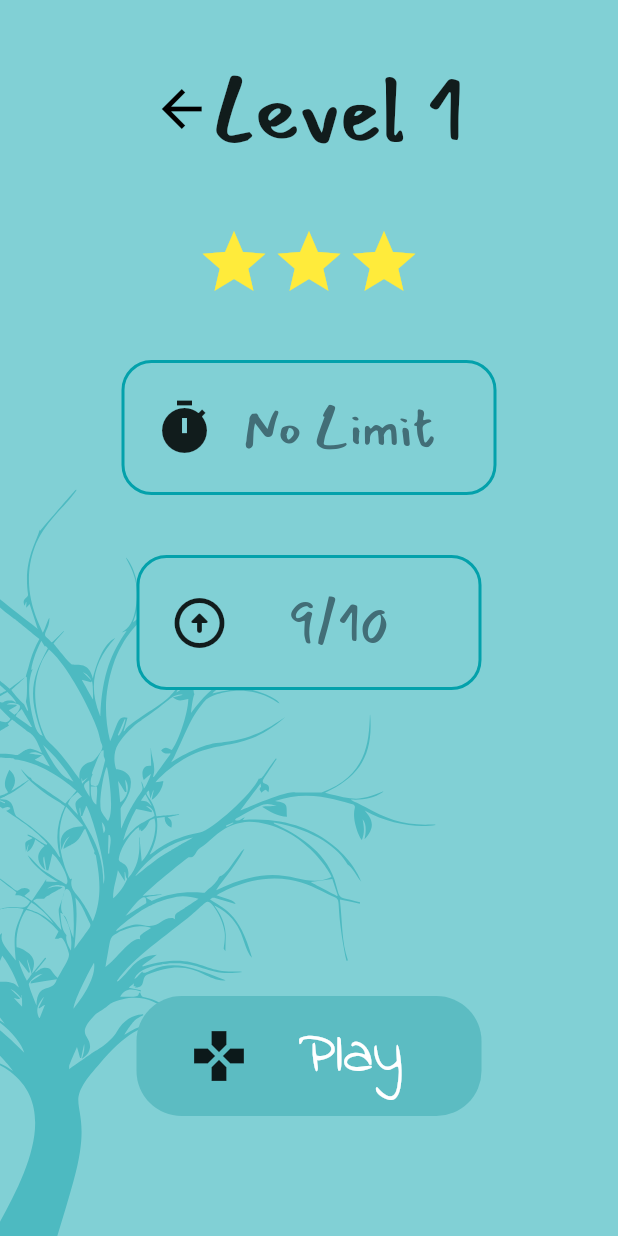
After one commit to brunogrcsada/digitdash, a Flutter app: the screen it shows after launch, after a tap on an icon or button, on a phone screen of 412 x 824 dp. The commit adds this screen. Run offline on Flutter 3.47's test engine with Material 2 defaults, Android fonts, the phone set to English and light mode, and no system bars; our stand-ins replace flutter_svg, path_drawing.

Commit message:
Improved map curves, static level preview screen
To ensure that the bezier curves were different between each level, I had to create static curve templates which I store within the levels list. Furthermore, I began development on the level preview screen, yet the only current functionality is for the user to navigate back to the levels page.

```diff
--- /dev/null
+++ b/lib/gameplay/preview.dart
@@ -0,0 +1,198 @@
+//Packages
+import 'package:flutter/material.dart';
+import 'package:flutter_svg/flutter_svg.dart';
+
+//Components
+import '../levels.dart';
+
+class LevelPreview extends StatefulWidget {
+  final Level level;
+
+  LevelPreview({Key? key, required this.level}) : super(key: key);
+
+  @override
+  _LevelPreviewState createState() => _LevelPreviewState(level: this.level);
+}
+
+class _LevelPreviewState extends State<LevelPreview> {
+  final Level? level;
+  _LevelPreviewState({this.level});
+
+  @override
+  Widget build(BuildContext context) {
+    return Scaffold(
+      backgroundColor: level?.background,
+      body: SafeArea(
+          child: Stack(
+        children: [
+          Positioned(
+            top: -250.0,
+            right: 100.0,
+            left: -280.0,
+            child: SvgPicture.asset("assets/tree-2750366.svg",
+                color: Color.fromRGBO(77, 186, 193, 1)),
+          ),
+          Column(
+            children: [
+              Container(
+                margin: const EdgeInsets.only(top: 40),
+                child:
+                    Row(mainAxisAlignment: MainAxisAlignment.center, children: [
+                  GestureDetector(
+                    onTap: () {
+                      Navigator.pop(context);
+                    },
+                    child: Icon(
+                      Icons.arrow_back,
+                      color: Colors.black,
+                      size: 40,
+                    ),
+                  ),
+                  Text(
+                    "Level 1",
+                    style: new TextStyle(fontFamily: 'Mansalva', fontSize: 60),
+                  ),
+                ]),
+              ),
+              Container(
+                margin: const EdgeInsets.only(top: 45),
+                child: Row(
+                  mainAxisAlignment: MainAxisAlignment.center,
+                  children: [
+                    Icon(
+                      Icons.star,
+                      size: 50,
+                      color: Colors.yellow,
+                    ),
+                    Icon(
+                      Icons.star,
+                      size: 50,
+                      color: Colors.yellow,
+                    ),
+                    Icon(
+                      Icons.star,
+                      size: 50,
+                      color: Colors.yellow,
+                    )
+                  ],
+                ),
+              ),
+              Column(
+                children: [
+                  Container(
+                    constraints: BoxConstraints(maxWidth: 250),
+                    margin: const EdgeInsets.only(top: 40, bottom: 40),
+                    width: double.infinity,
+                    height: 90,
+                    decoration: BoxDecoration(
+                      color: level?.background,
+                      shape: BoxShape.rectangle,
+                      border: Border.all(
+                          color: Color.fromRGBO(3, 161, 171, 1), width: 2),
+                      borderRadius: BorderRadius.all(Radius.circular(20)),
+                    ),
+                    child: Container(
+                      margin: const EdgeInsets.only(left: 20, right: 20),
+                      child: Row(
+                        children: [
+                          Icon(
+                            Icons.timer,
+                            size: 40,
+                          ),
+                          Expanded(
+                            child: Center(
+                              child: Text(
+                                "No Limit",
+                                style: new TextStyle(
+                                    fontFamily: "Mansalva",
+                                    fontSize: 35,
+                                    color: Color.fromRGBO(66, 110, 119, 1)),
+                              ),
+                            ),
+                          )
+                        ],
+                      ),
+                    ),
+                  ),
+                  Container(
+                    constraints: BoxConstraints(maxWidth: 230),
+                    margin: const EdgeInsets.only(top: 0, bottom: 40),
+                    width: double.infinity,
+                    height: 90,
+                    decoration: BoxDecoration(
+                      color: level?.background,
+                      shape: BoxShape.rectangle,
+                      border: Border.all(
+                          color: Color.fromRGBO(3, 161, 171, 1), width: 2),
+                      borderRadius: BorderRadius.all(Radius.circular(20)),
+                    ),
+                    child: Container(
+                      margin: const EdgeInsets.only(left: 20, right: 20),
+                      child: Row(
+                        children: [
+                          Icon(
+                            Icons.arrow_circle_up_rounded,
+                            size: 40,
+                          ),
+                          Expanded(
+                            child: Center(
+                              child: Text(
+                                "9/10",
+                                style: new TextStyle(
+                                    fontFamily: "Mansalva",
+                                    fontSize: 35,
+                                    color: Color.fromRGBO(66, 110, 119, 1)),
+                              ),
+                            ),
+                          )
+                        ],
+                      ),
+                    ),
+                  ),
+                ],
+              ),
+              Expanded(
+                child: Align(
+                  alignment: Alignment.bottomCenter,
+                  child: Container(
+                    margin: const EdgeInsets.only(bottom: 80),
+                    constraints: BoxConstraints(maxWidth: 230),
+                    width: double.infinity,
+                    height: 80,
+                    decoration: BoxDecoration(
+                      color: Color.fromRGBO(92, 188, 194, 1),
+                      shape: BoxShape.rectangle,
+                      borderRadius: BorderRadius.all(Radius.circular(30)),
+                    ),
+                    child: Container(
+                      margin: const EdgeInsets.only(left: 35, right: 20),
+                      child: Row(
+                        children: [
+                          Icon(
+                            Icons.gamepad,
+                            size: 40,
+                          ),
+                          Expanded(
+                            child: Center(
+                              child: Text(
+                                "Play",
+                                style: new TextStyle(
+                                    fontFamily: "IndieFlower",
+                                    fontSize: 40,
+                                    color: Colors.white),
+                              ),
+                            ),
+                          )
+                        ],
+                      ),
+                    ),
+                  ),
+                ),
+              ),
+            ],
+          )
+        ],
+      )),
+    );
+  }
+}
--- a/lib/home/path.dart
+++ b/lib/home/path.dart
@@ -10,43 +10,61 @@ import '../levels.dart';
 class LevelPath extends CustomPainter {
   final Level level;
   final GlobalKey nextKey;
+  bool valueSet;
+  List<Offset> startOffset;
 
   LevelPath({
     required this.level,
     required this.nextKey,
+    required this.valueSet,
+    required this.startOffset
   });
 
   @override
   void paint(Canvas canvas, Size size) {
+
+    if(!valueSet){
+
+        valueSet = true;
+
+        startOffset[0] = Offset(level.globalKey.widgetCoordinates[0] + 50,
+        level.globalKey.widgetCoordinates[1] - 80);
+
+        startOffset[1] = Offset(
+            nextKey.widgetCoordinates[0] + 50, nextKey.widgetCoordinates[1] - 50);
+
+    }
+
     var paint = Paint();
 
         paint.color = level.background;
         paint.style = PaintingStyle.stroke;
         paint.strokeWidth = 10;
 
-    var startPoint = Offset(level.globalKey.widgetCoordinates[0] + 50,
-        level.globalKey.widgetCoordinates[1] - 80);
-
         var listDouble = level.curve.map((i) => i.toDouble()).toList();
 
         //todo: find another way to grab doubles from a list...
-    //var controlPoint1 = Offset(listDouble[0], listDouble[1]);
-    //var controlPoint2 = Offset(listDouble[2], listDouble[3]);
+        var controlPoint1 = Offset(listDouble[0], listDouble[1]);
+        var controlPoint2 = Offset(listDouble[2], listDouble[3]);
 
-    var controlPoint1 = Offset(450,500);
-    var controlPoint2 = Offset(20,400);
+        //Third line test:
+        //var controlPoint1 = Offset(190,900);
+        //var controlPoint2 = Offset(290,400);
 
-    print(controlPoint1);
+        //Second line test:
 
-    var endPoint = Offset(
-        nextKey.widgetCoordinates[0] + 50, nextKey.widgetCoordinates[1] - 50);
+        //var controlPoint1 = Offset(230,500);
+        //var controlPoint2 = Offset(110,340);
+
+        //var controlPoint1 = Offset(300,550);
+        //var controlPoint2 = Offset(90,300);
 
         var path = Path();
 
-    path.moveTo(startPoint.dx, startPoint.dy);
+        path.moveTo(startOffset[0].dx, startOffset[0].dy);
 
         path.cubicTo(controlPoint1.dx, controlPoint1.dy, controlPoint2.dx,
-        controlPoint2.dy, endPoint.dx, endPoint.dy);
+            controlPoint2.dy, startOffset[1].dx, startOffset[1].dy);
 
         canvas.drawPath(
           dashPath(
@@ -55,6 +73,7 @@ class LevelPath extends CustomPainter {
           ),
           paint,
         );
+
   }
 
   @override
--- a/lib/levels.dart
+++ b/lib/levels.dart
@@ -1,5 +1,3 @@
-import 'dart:ffi';
-
 import 'package:flutter/material.dart';
 
 class Level {
@@ -15,7 +13,9 @@ List<Level> levels = [
   Level(Color.fromRGBO(129, 208, 213, 1), Color.fromRGBO(75, 129, 133, 1),
       GlobalKey(), [300.0, 30.0, 420.0, 130.0]),
   Level(Color.fromRGBO(213, 129, 161, 1), Color.fromRGBO(148, 89, 111, 1),
-      GlobalKey(), [200.0, 200.0, 200.0, 200.0]),
+      GlobalKey(), [230.0, 500.0, 110.0, 340.0]),
+  Level(Color.fromRGBO(129, 213, 173, 1), Color.fromRGBO(97, 139, 119, 1),
+      GlobalKey(), [190.0, 900.0, 290.0, 400.0]),
   Level(Color.fromRGBO(129, 213, 173, 1), Color.fromRGBO(97, 139, 119, 1),
       GlobalKey(), [200.0, 200.0, 200.0, 200.0]),
 ];
--- a/lib/main.dart
+++ b/lib/main.dart
@@ -5,6 +5,7 @@ import 'package:flutter/material.dart';
 import 'home/circles.dart';
 import 'levels.dart';
 import 'home/path.dart';
+import '../gameplay/preview.dart';
 
 void main() {
   runApp(MyApp());
@@ -49,14 +50,20 @@ class _LevelsState extends State<Levels> {
                   ],
                 ),
               ),
-              Stack(children: [
+              Expanded(
+                child: SingleChildScrollView(
+                  child: Container(
+                    height: MediaQuery.of(context).size.height,
+                    child: Stack(children: [
                       Column(
                         children: List.generate(levels.length, (index) {
                           if (index != levels.length - 1) {
                             return CustomPaint(
                               painter: LevelPath(
                                   level: levels[index],
-                            nextKey: levels[index + 1].globalKey),
+                                  nextKey: levels[index + 1].globalKey,
+                                  valueSet: false,
+                                  startOffset: [Offset(0, 0), Offset(0, 0)]),
                               child: Container(),
                             );
                           } else
@@ -66,22 +73,36 @@ class _LevelsState extends State<Levels> {
                       Column(
                         children: List.generate(levels.length, (index) {
                           return Container(
-                      alignment:
-                          index.isOdd ? Alignment.topRight : Alignment.topLeft,
-                      margin: index.isOdd ? EdgeInsets.only(right: 20) : null,
+                            alignment: index.isOdd
+                                ? Alignment.topRight
+                                : Alignment.topLeft,
+                            margin:
+                                index.isOdd ? EdgeInsets.only(right: 20) : null,
                             padding: const EdgeInsets.all(60),
                             child: Container(
                               key: levels[index].globalKey,
+                              child: GestureDetector(
+                                onTap: () {
+                                  Navigator.push(
+                                    context,
+                                    MaterialPageRoute(
+                                        builder: (context) => LevelPreview(level: levels[index],)),
+                                  );
+                                },
                                 child: LevelCircle(
                                   level: index + 1,
                                   background: levels[index].background,
                                   foreground: levels[index].foreground,
                                 ),
                               ),
+                            ),
                           );
                         }),
                       ),
-              ])
+                    ]),
+                  ),
+                ),
+              )
             ],
           ),
         ),
--- a/pubspec.yaml
+++ b/pubspec.yaml
@@ -29,6 +29,7 @@ dependencies:
   # Use with the CupertinoIcons class for iOS style icons.
   cupertino_icons: ^1.0.2
   path_drawing: ^0.5.0
+  flutter_svg: ^0.22.0
 
 dev_dependencies:
   flutter_test:
@@ -48,7 +49,7 @@ flutter:
   # To add assets to your application, add an assets section, like this:
   assets:
     - assets/logo.png
-  #   - images/a_dot_ham.jpeg
+    - assets/tree-2750366.svg
 
   # An image asset can refer to one or more resolution-specific "variants", see
   # https://flutter.dev/assets-and-images/#resolution-aware.
```
Also changed, not shown: lib/gameplay/question.dart (added, +95 -0 lines), assets/tree-2750366.svg (added), lib/gameplay/end.dart (added), lib/home/victories.dart (added), pubspec.lock. Lines whose indentation alone changed are shown as unchanged.
